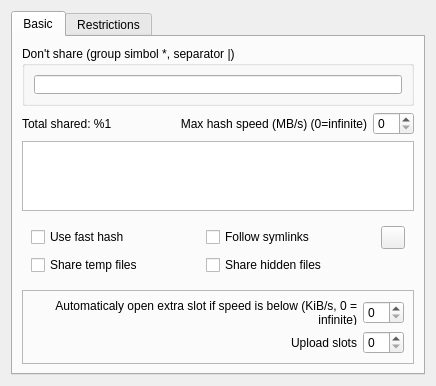
First picture: the form in eiskaltdcpp/ui/UISettingsSharing.ui, repository eiskaltdcpp/eiskaltdcpp, before the edit.
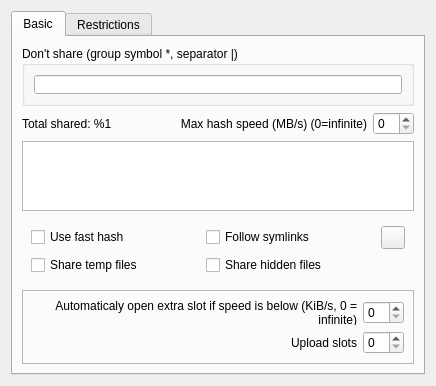
Second picture: the form after the edit.

What changed in the file:
```diff
--- a/eiskaltdcpp/ui/UISettingsSharing.ui
+++ b/eiskaltdcpp/ui/UISettingsSharing.ui
@@ -7,7 +7,7 @@
     <x>0</x>
     <y>0</y>
     <width>436</width>
-    <height>360</height>
+    <height>367</height>
    </rect>
   </property>
   <property name="windowTitle">
@@ -42,7 +42,7 @@
           </size>
          </property>
          <property name="title">
-          <string>Don't share (group simbol *, separator |)</string>
+          <string>Don't share (group symbol *, separator |)</string>
          </property>
          <layout class="QHBoxLayout" name="horizontalLayout">
           <item>
```
